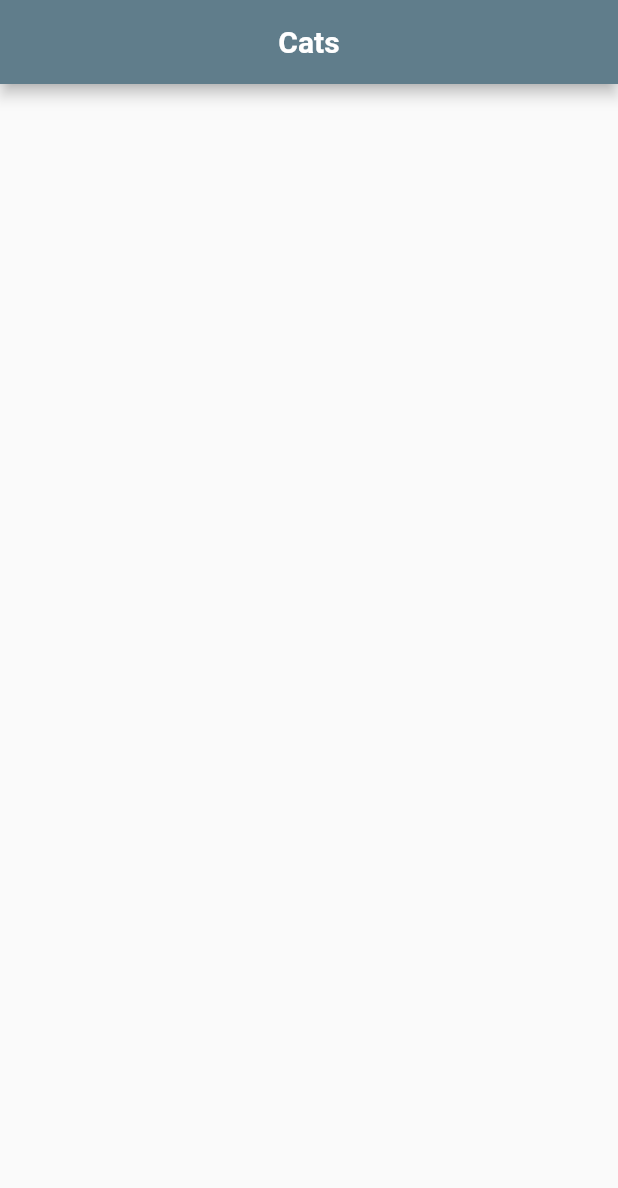
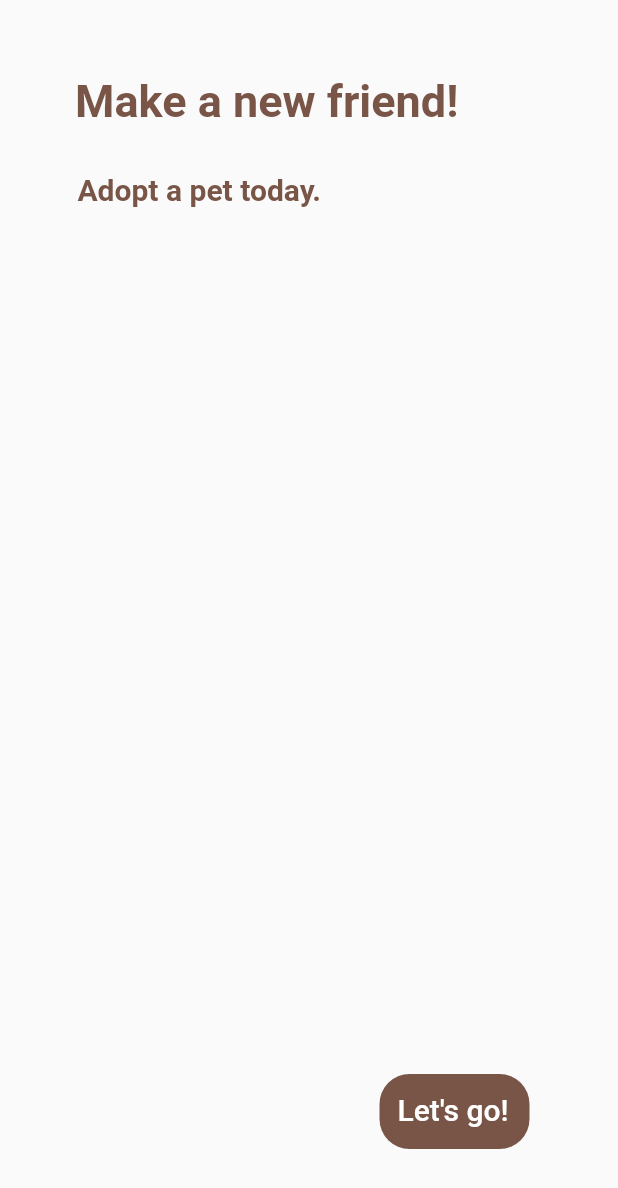
Before and after one commit to Ibyaheem/Cats, a Flutter app: the screen it shows after launch, on a phone screen of 412 x 824 dp. Shown: the top 1188 px of the screen. Run offline on Flutter 3.47's test engine with Material 2 defaults, Android fonts, the phone set to English and light mode, and no system bars.

Commit message:
Creating Screens

```diff
--- a/lib/dart_basics/basics.dart
+++ /dev/null
@@ -1,27 +0,0 @@
-import 'package:flutter/cupertino.dart';
-import 'package:flutter/material.dart';
-
-class Basics extends StatelessWidget {
-  const Basics({Key? key}) : super(key: key);
-
-  @override
-  Widget build(BuildContext context) {
-    return Scaffold(
-      appBar: AppBar(
-        title: Center(
-          child: Text(
-            'Cats',
-            style: TextStyle(
-              fontSize: 20,
-              fontWeight: FontWeight.bold,
-              color: Colors.white,
-            ),
-          ),
-        ),
-      ),
-      body: Column(
-        children: [],
-      ),
-    );
-  }
-}
--- /dev/null
+++ b/lib/home/home.dart
@@ -0,0 +1,82 @@
+import 'package:flutter/cupertino.dart';
+import 'package:flutter/material.dart';
+import 'package:lol/interface/interface.dart';
+
+class Home extends StatelessWidget {
+  const Home({Key? key}) : super(key: key);
+
+  @override
+  Widget build(BuildContext context) {
+    return SafeArea(
+      child: Scaffold(
+        body: Stack(
+          children: [
+            Padding(
+              padding: const EdgeInsets.all(50.0),
+              child: Column(
+                children: [
+                  Text(
+                    'Make a new friend!',
+                    style: TextStyle(
+                      fontWeight: FontWeight.bold,
+                      fontSize: 30.0,
+                      color: Colors.brown,
+                    ),
+                  ),
+                  SizedBox(
+                    height: 30.0,
+                  ),
+                  Padding(
+                    padding: const EdgeInsets.only(right: 90.0),
+                    child: Text(
+                      'Adopt a pet today.',
+                      style: TextStyle(
+                        fontWeight: FontWeight.bold,
+                        fontSize: 20.0,
+                        color: Colors.brown,
+                      ),
+                    ),
+                  ),
+                ],
+              ),
+            ),
+            Positioned(
+              bottom: 50.0,
+              left: 245.0,
+              child: Stack(
+                children: [
+                  TextButton(
+                    onPressed: () {
+                      Navigator.push(
+                        context,
+                        MaterialPageRoute(builder: (context) => Interface()),
+                      );
+                    },
+                    child: Container(
+                      width: 100.0,
+                      height: 50.0,
+                      decoration: BoxDecoration(
+                        color: Colors.brown,
+                        borderRadius: BorderRadius.circular(20.0),
+                      ),
+                      child: Padding(
+                        padding: const EdgeInsets.all(12.0),
+                        child: Text(
+                          "Let's go!",
+                          style: TextStyle(
+                            color: Colors.white,
+                            fontSize: 20.0,
+                          ),
+                        ),
+                      ),
+                    ),
+                  ),
+                ],
+              ),
+            ),
+          ],
+        ),
+      ),
+    );
+  }
+}
--- /dev/null
+++ b/lib/interface/interface.dart
@@ -0,0 +1,19 @@
+import 'package:flutter/cupertino.dart';
+import 'package:flutter/material.dart';
+
+class Interface extends StatelessWidget {
+  const Interface({Key? key}) : super(key: key);
+
+  @override
+  Widget build(BuildContext context) {
+    return SafeArea(
+      child: Scaffold(
+        body: Column(
+          children: [
+            Text('Hello!'),
+          ],
+        ),
+      ),
+    );
+  }
+}
--- a/lib/main.dart
+++ b/lib/main.dart
@@ -1,5 +1,5 @@
 import 'package:flutter/material.dart';
-import 'package:lol/dart_basics/basics.dart';
+import 'package:lol/home/home.dart';
 
 void main() {
   runApp(const MyApp());
@@ -25,7 +25,7 @@ class MyApp extends StatelessWidget {
         // is not restarted.
         primarySwatch: Colors.blueGrey,
       ),
-      home: Basics(),
+      home: Home(),
       debugShowCheckedModeBanner: false,
     );
   }
```
